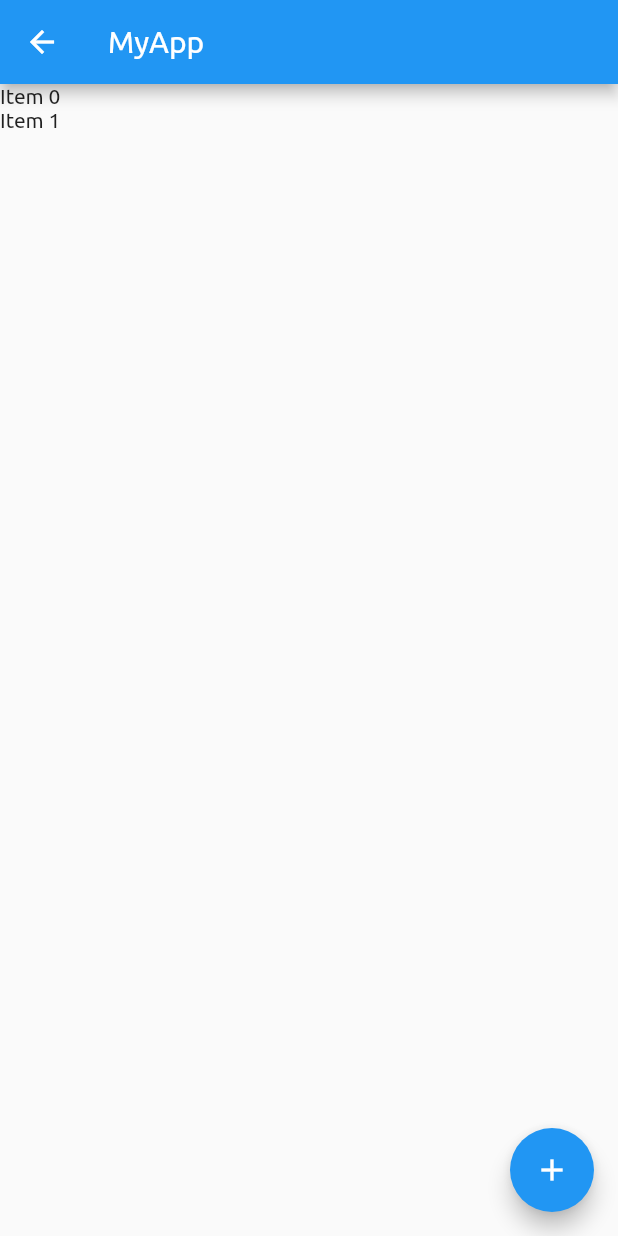
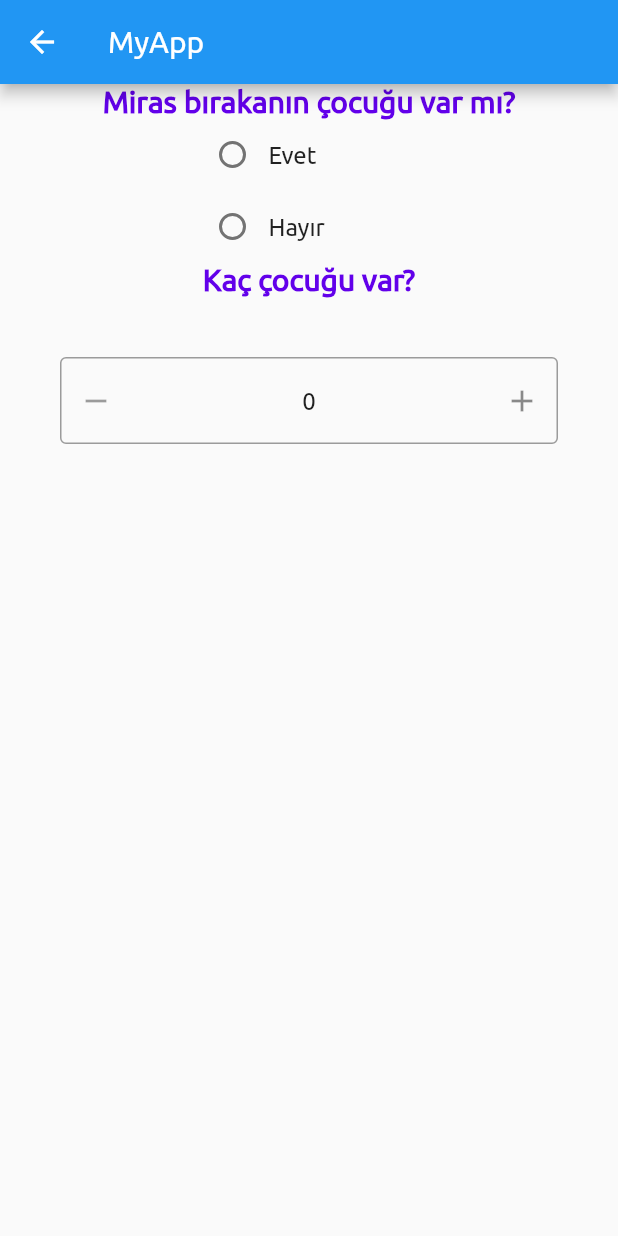
Before and after one commit to EsraKantarci/mirasapp, a Flutter app: the MyList screen opened directly, on a phone screen of 412 x 824 dp. Run offline on Flutter 3.47's test engine with Material 2 defaults, Android fonts, the phone set to English and light mode, and no system bars; drawn by our look-alikes of flutter_spinbox.

Commit message:
Child count layout

```diff
--- a/lib/view/dynamic_list.dart
+++ b/lib/view/dynamic_list.dart
@@ -1,8 +1,12 @@
 import 'package:flutter/material.dart';
 import 'package:flutter_spinbox/material.dart';
+import 'package:miras/controller/global_state.dart';
+import 'package:miras/model/constants.dart';
 
 
 void main() => runApp(new MaterialApp(home: MyList()));
+int answer1 = -1;
+int answer2 = -1;
 
 class MyList extends StatefulWidget {
   @override
@@ -11,6 +15,7 @@ class MyList extends StatefulWidget {
 
 class _MyListState extends State<MyList> {
   int value = 2;
+  int childCount = 0;
 
   _addItem() {
     setState(() {
@@ -24,7 +29,58 @@ class _MyListState extends State<MyList> {
       appBar: AppBar(
         title: Text("MyApp"),
       ),
-      body: ListView.builder(
+      body: Column(
+        children: [
+          buildQuestion("Miras bırakanın çocuğu var mı?"),
+          buildRadioButton1("Evet", 1, answer1),
+          buildRadioButton1("Hayır", 0, answer1),
+
+          buildQuestion("Kaç çocuğu var?"),
+          Padding(
+            padding: const EdgeInsets.all(40.0),
+            child: SpinBox(
+              min: 1,
+              max: 40,
+              value: 0,
+              onChanged: (value) => childCount = value as int,
+            ),
+          ),
+        ],
+      ),
+
+
+    );
+  }
+
+  _buildRow(int index) {
+    return Text("Item " + index.toString());
+  }
+
+  Container buildRadioButton1(String text, int val, int group) {
+    return Container(
+      width: 150,
+      child: Row(
+        children: <Widget>[
+          Radio(
+              value: val,
+              groupValue: group,
+              onChanged: (value) {
+                answer1 = value;
+                GlobalState.instance.answers.hasGrandparent = value;
+                setState(() {});
+              }),
+          Text(
+            text,
+            style: TextStyle(fontSize: 16),
+          ),
+        ],
+      ),
+    );
+  }
+}
+
+/*
+ListView.builder(
           itemCount: this.value,
           itemBuilder: (context, index) => this._buildRow(index)),
 
@@ -32,10 +88,20 @@ class _MyListState extends State<MyList> {
         onPressed: _addItem,
         child: Icon(Icons.add),
       ),
-    );
-  }
+ */
 
-  _buildRow(int index) {
-    return Text("Item " + index.toString());
-  }
+
+SizedBox buildSpace() => SizedBox(
+  height: 10,
+);
+
+Text buildQuestion(String text) {
+  return Text(
+    text,
+    style: TextStyle(
+      fontSize: 20,
+      fontWeight: FontWeight.bold,
+      color: AppColors.mainColor,
+    ),
+  );
 }
```
Also changed, not shown: pubspec.lock.
